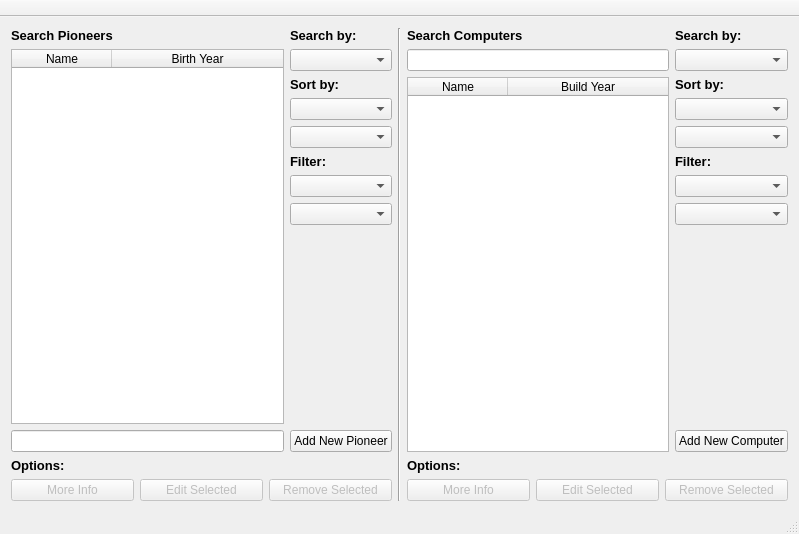
The window that vika3/mainwindow.ui (hlynurstef/Verklegt-namskeid-1-vika-3) describes before a commit, drawn with Qt 5.
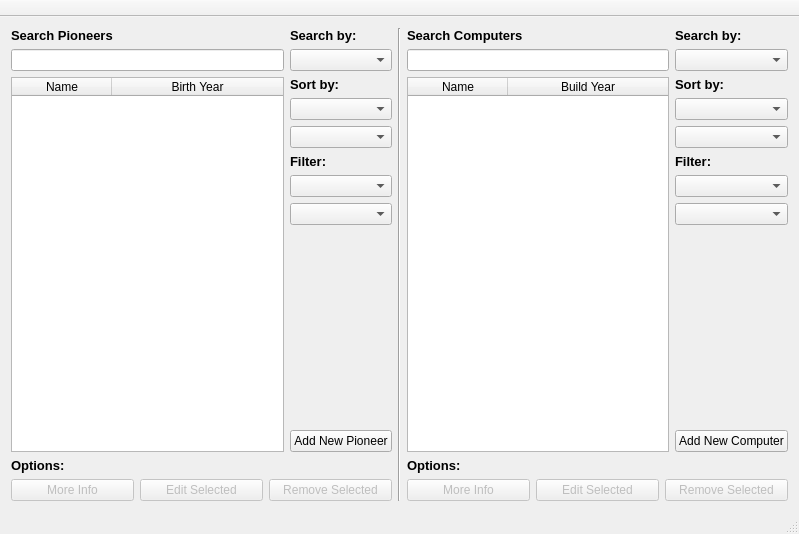
The same window after the commit. Icons and pictures are not drawn.

Commit message: sma hint af browse image í add pioneer

```diff
--- a/vika3/mainwindow.ui
+++ b/vika3/mainwindow.ui
@@ -28,6 +28,8 @@
     <item>
      <layout class="QVBoxLayout" name="verticalLayout_6">
       <item>
+       <layout class="QVBoxLayout" name="verticalLayout_7">
+        <item>
        <layout class="QHBoxLayout" name="horizontalLayout_2">
         <item>
          <layout class="QVBoxLayout" name="verticalLayout_2">
@@ -38,32 +40,6 @@
             </property>
            </widget>
           </item>
-          <item>
-           <widget class="QTableWidget" name="table_pioneers">
-            <property name="editTriggers">
-             <set>QAbstractItemView::NoEditTriggers</set>
-            </property>
-            <property name="selectionBehavior">
-             <enum>QAbstractItemView::SelectRows</enum>
-            </property>
-            <attribute name="horizontalHeaderStretchLastSection">
-             <bool>true</bool>
-            </attribute>
-            <attribute name="verticalHeaderVisible">
-             <bool>false</bool>
-            </attribute>
-            <column>
-             <property name="text">
-              <string>Name</string>
-             </property>
-            </column>
-            <column>
-             <property name="text">
-              <string>Birth Year</string>
-             </property>
-            </column>
-           </widget>
-          </item>
           <item>
            <widget class="QLineEdit" name="input_search_pioneers">
             <property name="statusTip">
@@ -71,6 +47,32 @@
             </property>
            </widget>
           </item>
+            <item>
+             <widget class="QTableWidget" name="table_pioneers">
+              <property name="editTriggers">
+               <set>QAbstractItemView::NoEditTriggers</set>
+              </property>
+              <property name="selectionBehavior">
+               <enum>QAbstractItemView::SelectRows</enum>
+              </property>
+              <attribute name="horizontalHeaderStretchLastSection">
+               <bool>true</bool>
+              </attribute>
+              <attribute name="verticalHeaderVisible">
+               <bool>false</bool>
+              </attribute>
+              <column>
+               <property name="text">
+                <string>Name</string>
+               </property>
+              </column>
+              <column>
+               <property name="text">
+                <string>Birth Year</string>
+               </property>
+              </column>
+             </widget>
+            </item>
          </layout>
         </item>
         <item>
@@ -162,8 +164,6 @@
        </layout>
       </item>
       <item>
-       <layout class="QVBoxLayout" name="verticalLayout_7">
-        <item>
          <widget class="QLabel" name="label_pioneers_options">
           <property name="text">
            <string>&lt;html&gt;&lt;head/&gt;&lt;body&gt;&lt;p&gt;&lt;span style=&quot; font-size:10pt; font-weight:600;&quot;&gt;Options:&lt;/span&gt;&lt;/p&gt;&lt;/body&gt;&lt;/html&gt;</string>
```
Left out of the diff: 2 changed lines with no effect on the pictures. Lines whose indentation alone changed are shown as unchanged. The commit also changes 6 other files.
